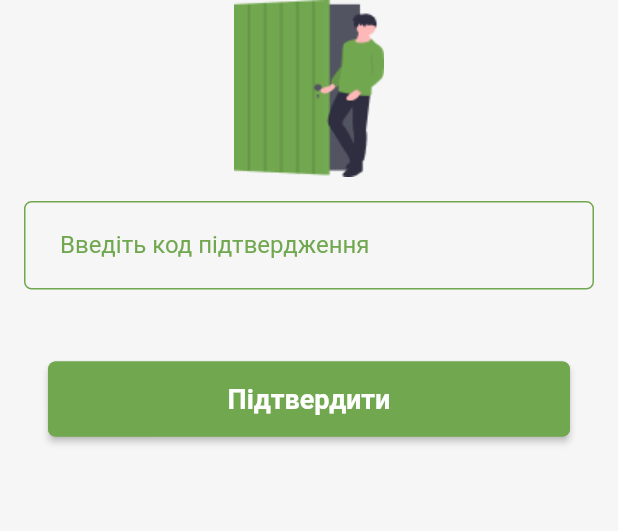
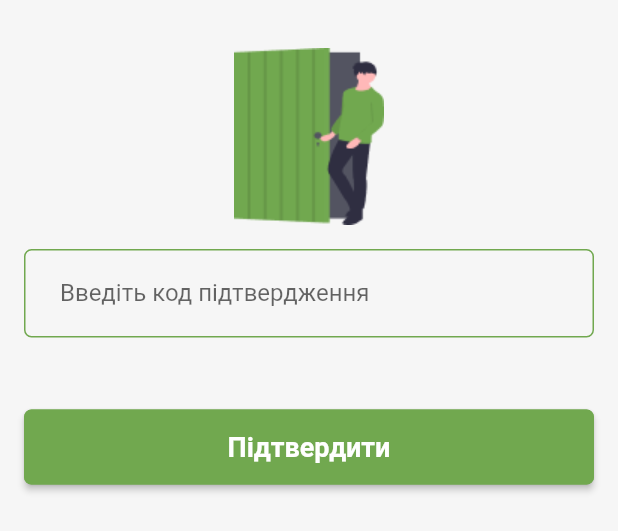
Before and after one commit to mishatron/elevator, a Flutter app: the VerifySection widget shown alone on an empty page, opened directly, on a phone screen of 412 x 824 dp. Shown: the top 531 px of the screen. Run offline on Flutter 3.47's test engine with Material 2 defaults, Android fonts, the light colour scheme and no system bars; our stand-ins replace bloc, cached_network_image, cloud_firestore, dio, equatable, firebase_auth and 8 more; accounts and stored records are empty; Roboto replaces fonts that are missing (Heboo); statements that could not run were skipped.

Commit message:
changed styles

```diff
--- a/lib/src/view/login/phone_section.dart
+++ b/lib/src/view/login/phone_section.dart
@@ -37,7 +37,9 @@ class _PhoneSignInSectionState extends BaseState<PhoneSignInSection> {
 
   @override
   Widget getLayout() {
-    return InkWell(
+    return Padding(
+      padding: const EdgeInsets.only(top: 32.0),
+      child: InkWell(
         splashColor: Colors.transparent,
         hoverColor: Colors.transparent,
         highlightColor: Colors.transparent,
@@ -80,6 +82,7 @@ class _PhoneSignInSectionState extends BaseState<PhoneSignInSection> {
               ),
             )
           ],
+        ),
       ),
     );
   }
--- a/lib/src/view/login/verify_section.dart
+++ b/lib/src/view/login/verify_section.dart
@@ -32,7 +32,9 @@ class _PhoneSignInSectionState extends BaseState<VerifySection> {
 
   @override
   Widget getLayout() {
-    return Column(
+    return Padding(
+      padding: const EdgeInsets.only(top: 32.0),
+      child: Column(
         crossAxisAlignment: CrossAxisAlignment.center,
         children: <Widget>[
           Image.asset("assets/login_placeholder.png"),
@@ -44,13 +46,14 @@ class _PhoneSignInSectionState extends BaseState<VerifySection> {
                     getTextFieldDecoration(context, "Введіть код підтвердження")),
           ),
           Padding(
-          padding: const EdgeInsets.all(32.0),
+            padding: const EdgeInsets.symmetric(vertical: 32.0, horizontal: 16.0),
             child: BaseButton(
               onClick: _signInWithPhoneNumber,
               text: "Підтвердити",
             ),
           ),
         ],
+      ),
     );
   }
 
--- a/lib/src/view/utils/text_field_utils.dart
+++ b/lib/src/view/utils/text_field_utils.dart
@@ -17,6 +17,6 @@ InputDecoration getTextFieldDecoration(BuildContext context, String hintText) {
       errorBorder: OutlineInputBorder(
           borderRadius: BorderRadius.circular(5),
           borderSide: BorderSide(color: Colors.redAccent)),
-      labelStyle: TextStyle(fontSize: 16, color: colorAccent),
+      labelStyle: TextStyle(fontSize: 16),
       labelText: hintText);
 }
```
Lines whose indentation alone changed are shown as unchanged.
